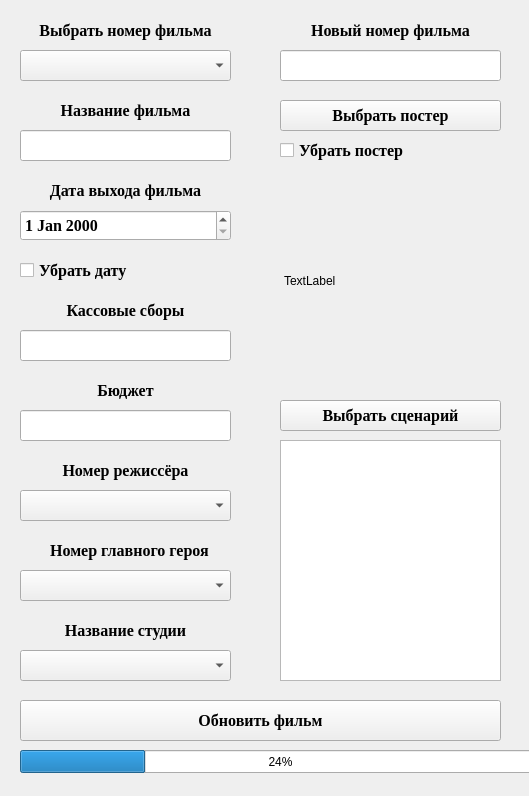
Old version of the form Client/updatemovie.ui in the repository NikitaVirachev/course-work-on-DB.
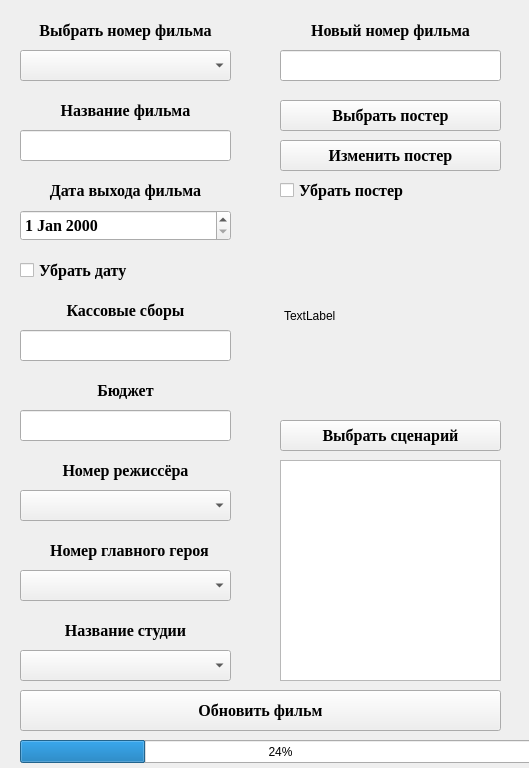
New version of the form.

What changed in the file:
```diff
--- a/Client/updatemovie.ui
+++ b/Client/updatemovie.ui
@@ -7,7 +7,7 @@
     <x>0</x>
     <y>0</y>
     <width>529</width>
-    <height>796</height>
+    <height>768</height>
    </rect>
   </property>
   <property name="windowTitle">
@@ -353,9 +353,9 @@
    <property name="geometry">
     <rect>
      <x>284</x>
-     <y>180</y>
+     <y>220</y>
      <width>211</width>
-     <height>201</height>
+     <height>191</height>
     </rect>
    </property>
    <property name="text">
@@ -366,9 +366,9 @@
    <property name="geometry">
     <rect>
      <x>280</x>
-     <y>440</y>
+     <y>460</y>
      <width>221</width>
-     <height>241</height>
+     <height>221</height>
     </rect>
    </property>
   </widget>
@@ -397,7 +397,7 @@
    <property name="geometry">
     <rect>
      <x>280</x>
-     <y>400</y>
+     <y>420</y>
      <width>221</width>
      <height>31</height>
     </rect>
@@ -418,7 +418,7 @@
    <property name="geometry">
     <rect>
      <x>20</x>
-     <y>700</y>
+     <y>690</y>
      <width>481</width>
      <height>41</height>
     </rect>
@@ -439,7 +439,7 @@
    <property name="geometry">
     <rect>
      <x>20</x>
-     <y>750</y>
+     <y>740</y>
      <width>521</width>
      <height>23</height>
     </rect>
@@ -515,7 +515,7 @@
    <property name="geometry">
     <rect>
      <x>280</x>
-     <y>140</y>
+     <y>180</y>
      <width>221</width>
      <height>20</height>
     </rect>
@@ -532,6 +532,27 @@
     <string>Убрать постер</string>
    </property>
   </widget>
+  <widget class="QPushButton" name="pushButton_4">
+   <property name="geometry">
+    <rect>
+     <x>280</x>
+     <y>140</y>
+     <width>221</width>
+     <height>31</height>
+    </rect>
+   </property>
+   <property name="font">
+    <font>
+     <family>Times New Roman</family>
+     <pointsize>12</pointsize>
+     <weight>75</weight>
+     <bold>true</bold>
+    </font>
+   </property>
+   <property name="text">
+    <string>Изменить постер</string>
+   </property>
+  </widget>
  </widget>
  <resources/>
  <connections/>
```
